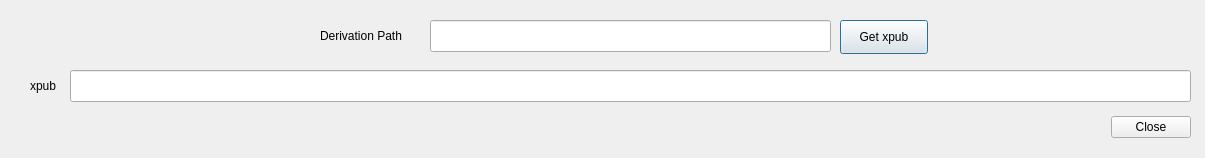
bitcoin-core/HWI, file hwilib/ui/getxpubdialog.ui: the form before one commit.
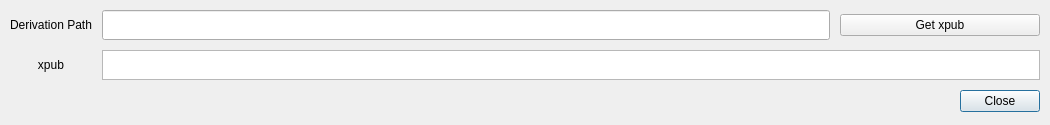
The form after the commit.

```diff
--- a/hwilib/ui/getxpubdialog.ui
+++ b/hwilib/ui/getxpubdialog.ui
@@ -6,44 +6,36 @@
    <rect>
     <x>0</x>
     <y>0</y>
-    <width>1205</width>
-    <height>158</height>
+    <width>1050</width>
+    <height>125</height>
    </rect>
   </property>
   <property name="windowTitle">
    <string>Dialog</string>
   </property>
-  <widget class="QLabel" name="path_label">
-   <property name="geometry">
-    <rect>
-     <x>320</x>
-     <y>20</y>
-     <width>101</width>
-     <height>31</height>
-    </rect>
+  <layout class="QGridLayout" name="gridLayout">
+   <property name="leftMargin">
+    <number>10</number>
    </property>
-   <property name="text">
-    <string>Derivation Path</string>
+   <property name="topMargin">
+    <number>10</number>
    </property>
-  </widget>
-  <widget class="QLineEdit" name="path_lineedit">
-   <property name="geometry">
-    <rect>
-     <x>430</x>
-     <y>20</y>
-     <width>401</width>
-     <height>32</height>
-    </rect>
+   <property name="rightMargin">
+    <number>10</number>
    </property>
-  </widget>
+   <property name="bottomMargin">
+    <number>10</number>
+   </property>
+   <property name="spacing">
+    <number>10</number>
+   </property>
+   <item row="2" column="2">
   <widget class="QDialogButtonBox" name="buttonBox">
-   <property name="geometry">
-    <rect>
-     <x>1100</x>
-     <y>110</y>
-     <width>91</width>
-     <height>34</height>
-    </rect>
+     <property name="maximumSize">
+      <size>
+       <width>200</width>
+       <height>16777215</height>
+      </size>
    </property>
    <property name="focusPolicy">
     <enum>Qt::NoFocus</enum>
@@ -55,60 +47,70 @@
     <set>QDialogButtonBox::Close</set>
    </property>
   </widget>
+   </item>
+   <item row="0" column="0">
+    <widget class="QLabel" name="path_label">
+     <property name="text">
+      <string>Derivation Path</string>
+     </property>
+    </widget>
+   </item>
+   <item row="1" column="1" colspan="2">
+    <widget class="QTextEdit" name="xpub_textedit">
+     <property name="minimumSize">
+      <size>
+       <width>0</width>
+       <height>30</height>
+      </size>
+     </property>
+     <property name="maximumSize">
+      <size>
+       <width>16777215</width>
+       <height>30</height>
+      </size>
+     </property>
+     <property name="lineWrapMode">
+      <enum>QTextEdit::NoWrap</enum>
+     </property>
+     <property name="readOnly">
+      <bool>true</bool>
+     </property>
+    </widget>
+   </item>
+   <item row="0" column="1">
+    <widget class="QLineEdit" name="path_lineedit">
+     <property name="minimumSize">
+      <size>
+       <width>200</width>
+       <height>30</height>
+      </size>
+     </property>
+    </widget>
+   </item>
+   <item row="0" column="2">
   <widget class="QPushButton" name="getxpub_button">
-   <property name="geometry">
-    <rect>
-     <x>840</x>
-     <y>20</y>
-     <width>88</width>
-     <height>34</height>
-    </rect>
+     <property name="maximumSize">
+      <size>
+       <width>200</width>
+       <height>16777215</height>
+      </size>
    </property>
    <property name="text">
     <string>Get xpub</string>
    </property>
-   <property name="autoDefault">
-    <bool>false</bool>
-   </property>
-   <property name="default">
-    <bool>true</bool>
-   </property>
-  </widget>
+    </widget>
+   </item>
+   <item row="1" column="0">
   <widget class="QLabel" name="xpub_label">
-   <property name="geometry">
-    <rect>
-     <x>30</x>
-     <y>70</y>
-     <width>41</width>
-     <height>31</height>
-    </rect>
-   </property>
    <property name="text">
     <string>xpub</string>
    </property>
-  </widget>
-  <widget class="QLineEdit" name="xpub_lineedit">
-   <property name="geometry">
-    <rect>
-     <x>70</x>
-     <y>70</y>
-     <width>1121</width>
-     <height>32</height>
-    </rect>
-   </property>
-   <property name="focusPolicy">
-    <enum>Qt::NoFocus</enum>
-   </property>
-   <property name="readOnly">
-    <bool>true</bool>
-   </property>
-  </widget>
-  <zorder>buttonBox</zorder>
-  <zorder>path_label</zorder>
-  <zorder>path_lineedit</zorder>
-  <zorder>getxpub_button</zorder>
-  <zorder>xpub_label</zorder>
-  <zorder>xpub_lineedit</zorder>
+     <property name="alignment">
+      <set>Qt::AlignCenter</set>
+     </property>
+    </widget>
+   </item>
+  </layout>
  </widget>
  <resources/>
  <connections/>
```
Lines whose indentation alone changed are shown as unchanged.
